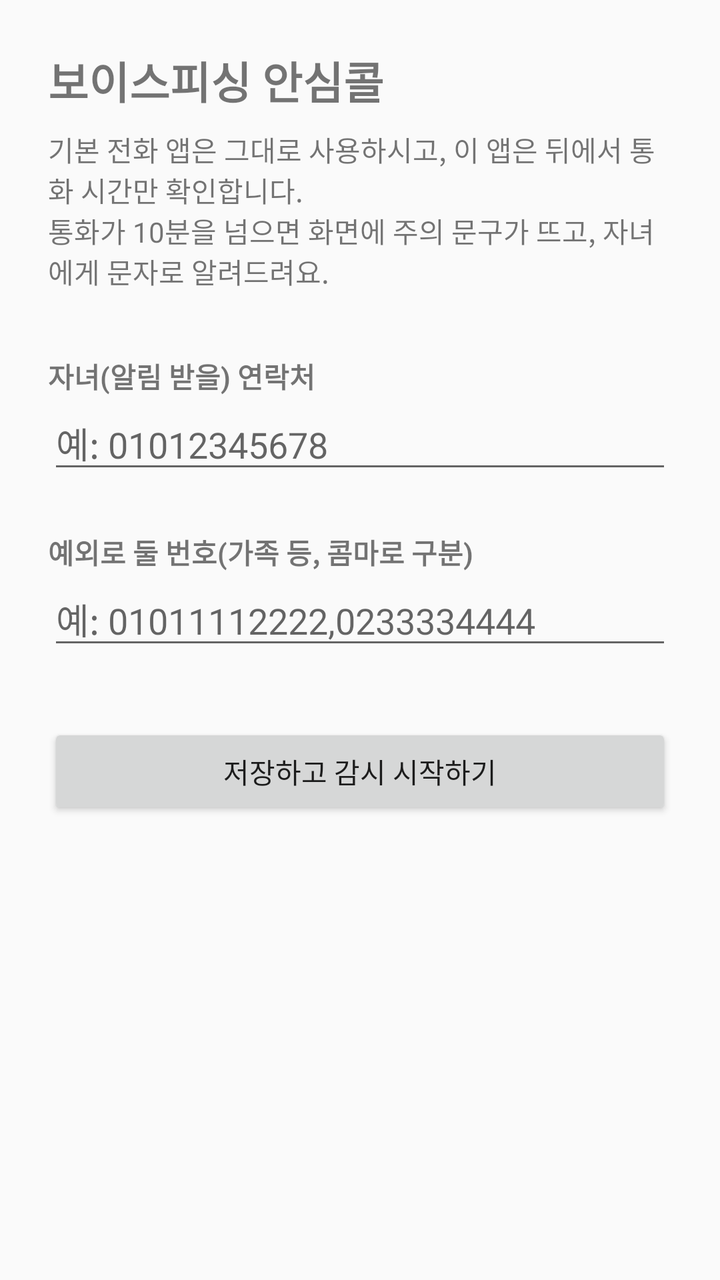
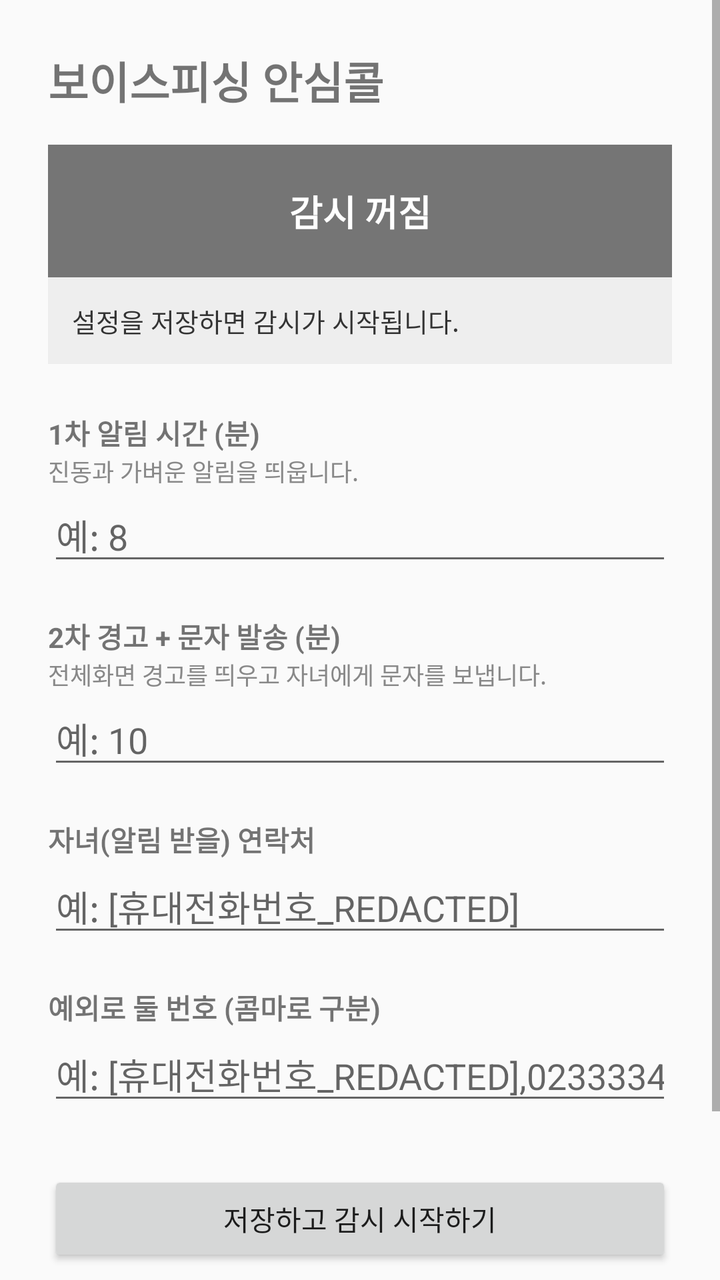

Compare the two renders of this Android layout. The source of the first and the diff that turns it into the second are given below.
<!-- AndroidManifest.xml: activity theme Theme.CallGuard -->
<!-- res/layout/activity_main.xml -->
<?xml version="1.0" encoding="utf-8"?>
<LinearLayout xmlns:android="http://schemas.android.com/apk/res/android"
    android:layout_width="match_parent"
    android:layout_height="match_parent"
    android:orientation="vertical"
    android:padding="24dp">

    <TextView
        android:layout_width="match_parent"
        android:layout_height="wrap_content"
        android:text="보이스피싱 안심콜"
        android:textSize="22sp"
        android:textStyle="bold"
        android:paddingBottom="8dp" />

    <TextView
        android:layout_width="match_parent"
        android:layout_height="wrap_content"
        android:text="기본 전화 앱은 그대로 사용하시고, 이 앱은 뒤에서 통화 시간만 확인합니다.\n통화가 10분을 넘으면 화면에 주의 문구가 뜨고, 자녀에게 문자로 알려드려요."
        android:textSize="14sp"
        android:paddingBottom="24dp" />

    <TextView
        android:layout_width="match_parent"
        android:layout_height="wrap_content"
        android:text="자녀(알림 받을) 연락처"
        android:textStyle="bold"
        android:paddingTop="8dp" />

    <EditText
        android:id="@+id/et_child_number"
        android:layout_width="match_parent"
        android:layout_height="wrap_content"
        android:inputType="phone"
        android:hint="예: 01012345678" />

    <TextView
        android:layout_width="match_parent"
        android:layout_height="wrap_content"
        android:text="예외로 둘 번호(가족 등, 콤마로 구분)"
        android:textStyle="bold"
        android:paddingTop="24dp" />

    <EditText
        android:id="@+id/et_whitelist_numbers"
        android:layout_width="match_parent"
        android:layout_height="wrap_content"
        android:inputType="phone"
        android:hint="예: 01011112222,0233334444" />

    <Button
        android:id="@+id/btn_save"
        android:layout_width="match_parent"
        android:layout_height="wrap_content"
        android:layout_marginTop="32dp"
        android:text="저장하고 감시 시작하기" />

</LinearLayout>
<!-- resources referenced by this layout -->
<resources>
  <style name="Theme.CallGuard" parent="Theme.AppCompat.DayNight.DarkActionBar">
          <item name="colorPrimary">#D32F2F</item>
          <item name="colorPrimaryDark">#B71C1C</item>
          <item name="colorAccent">#FF5252</item>
      </style>
</resources>

<!-- the commit's change to res/layout/activity_main.xml (unified diff, before → after) -->
@@ -1,58 +1,128 @@
 <?xml version="1.0" encoding="utf-8"?>
-<LinearLayout xmlns:android="http://schemas.android.com/apk/res/android"
+<ScrollView xmlns:android="http://schemas.android.com/apk/res/android"
     android:layout_width="match_parent"
-    android:layout_height="match_parent"
-    android:orientation="vertical"
-    android:padding="24dp">
+    android:layout_height="match_parent">
 
-    <TextView
+    <LinearLayout
         android:layout_width="match_parent"
         android:layout_height="wrap_content"
-        android:text="보이스피싱 안심콜"
-        android:textSize="22sp"
-        android:textStyle="bold"
-        android:paddingBottom="8dp" />
+        android:orientation="vertical"
+        android:padding="24dp">
 
-    <TextView
-        android:layout_width="match_parent"
-        android:layout_height="wrap_content"
-        android:text="기본 전화 앱은 그대로 사용하시고, 이 앱은 뒤에서 통화 시간만 확인합니다.\n통화가 10분을 넘으면 화면에 주의 문구가 뜨고, 자녀에게 문자로 알려드려요."
-        android:textSize="14sp"
-        android:paddingBottom="24dp" />
+        <TextView
+            android:layout_width="match_parent"
+            android:layout_height="wrap_content"
+            android:text="보이스피싱 안심콜"
+            android:textSize="22sp"
+            android:textStyle="bold"
+            android:paddingBottom="16dp" />
 
-    <TextView
-        android:layout_width="match_parent"
-        android:layout_height="wrap_content"
-        android:text="자녀(알림 받을) 연락처"
-        android:textStyle="bold"
-        android:paddingTop="8dp" />
+        <TextView
+            android:id="@+id/tv_status"
+            android:layout_width="match_parent"
+            android:layout_height="wrap_content"
+            android:padding="20dp"
+            android:gravity="center"
+            android:textSize="18sp"
+            android:textStyle="bold"
+            android:textColor="#FFFFFF"
+            android:background="#757575"
+            android:text="감시 꺼짐" />
 
-    <EditText
-        android:id="@+id/et_child_number"
-        android:layout_width="match_parent"
-        android:layout_height="wrap_content"
-        android:inputType="phone"
-        android:hint="예: 01012345678" />
+        <TextView
+            android:id="@+id/tv_status_detail"
+            android:layout_width="match_parent"
+            android:layout_height="wrap_content"
+            android:padding="12dp"
+            android:textSize="13sp"
+            android:background="#EEEEEE"
+            android:textColor="#333333"
+            android:layout_marginBottom="24dp"
+            android:text="설정을 저장하면 감시가 시작됩니다." />
 
-    <TextView
-        android:layout_width="match_parent"
-        android:layout_height="wrap_content"
-        android:text="예외로 둘 번호(가족 등, 콤마로 구분)"
-        android:textStyle="bold"
-        android:paddingTop="24dp" />
+        <TextView
+            android:layout_width="match_parent"
+            android:layout_height="wrap_content"
+            android:text="1차 알림 시간 (분)"
+            android:textStyle="bold" />
 
-    <EditText
-        android:id="@+id/et_whitelist_numbers"
-        android:layout_width="match_parent"
-        android:layout_height="wrap_content"
-        android:inputType="phone"
-        android:hint="예: 01011112222,0233334444" />
+        <TextView
+            android:layout_width="match_parent"
+            android:layout_height="wrap_content"
+            android:text="진동과 가벼운 알림을 띄웁니다."
+            android:textSize="12sp"
+            android:textColor="#888888" />
 
-    <Button
-        android:id="@+id/btn_save"
-        android:layout_width="match_parent"
-        android:layout_height="wrap_content"
-        android:layout_marginTop="32dp"
-        android:text="저장하고 감시 시작하기" />
+        <EditText
+            android:id="@+id/et_first_minutes"
+            android:layout_width="match_parent"
+            android:layout_height="wrap_content"
+            android:inputType="number"
+            android:hint="예: 8" />
 
-</LinearLayout>
+        <TextView
+            android:layout_width="match_parent"
+            android:layout_height="wrap_content"
+            android:text="2차 경고 + 문자 발송 (분)"
+            android:textStyle="bold"
+            android:paddingTop="20dp" />
+
+        <TextView
+            android:layout_width="match_parent"
+            android:layout_height="wrap_content"
+            android:text="전체화면 경고를 띄우고 자녀에게 문자를 보냅니다."
+            android:textSize="12sp"
+            android:textColor="#888888" />
+
+        <EditText
+            android:id="@+id/et_second_minutes"
+            android:layout_width="match_parent"
+            android:layout_height="wrap_content"
+            android:inputType="number"
+            android:hint="예: 10" />
+
+        <TextView
+            android:layout_width="match_parent"
+            android:layout_height="wrap_content"
+            android:text="자녀(알림 받을) 연락처"
+            android:textStyle="bold"
+            android:paddingTop="20dp" />
+
+        <EditText
+            android:id="@+id/et_child_number"
+            android:layout_width="match_parent"
+            android:layout_height="wrap_content"
+            android:inputType="phone"
+            android:hint="예: [휴대전화번호_REDACTED]" />
+
+        <TextView
+            android:layout_width="match_parent"
+            android:layout_height="wrap_content"
+            android:text="예외로 둘 번호 (콤마로 구분)"
+            android:textStyle="bold"
+            android:paddingTop="20dp" />
+
+        <EditText
+            android:id="@+id/et_whitelist_numbers"
+            android:layout_width="match_parent"
+            android:layout_height="wrap_content"
+            android:inputType="phone"
+            android:hint="예: [휴대전화번호_REDACTED],0233334444" />
+
+        <Button
+            android:id="@+id/btn_save"
+            android:layout_width="match_parent"
+            android:layout_height="wrap_content"
+            android:layout_marginTop="28dp"
+            android:text="저장하고 감시 시작하기" />
+
+        <Button
+            android:id="@+id/btn_test"
+            android:layout_width="match_parent"
+            android:layout_height="wrap_content"
+            android:layout_marginTop="8dp"
+            android:layout_marginBottom="24dp"
+            android:text="경고 화면 미리보기 (테스트)" />
+
+    </LinearLayout>
+</ScrollView>
